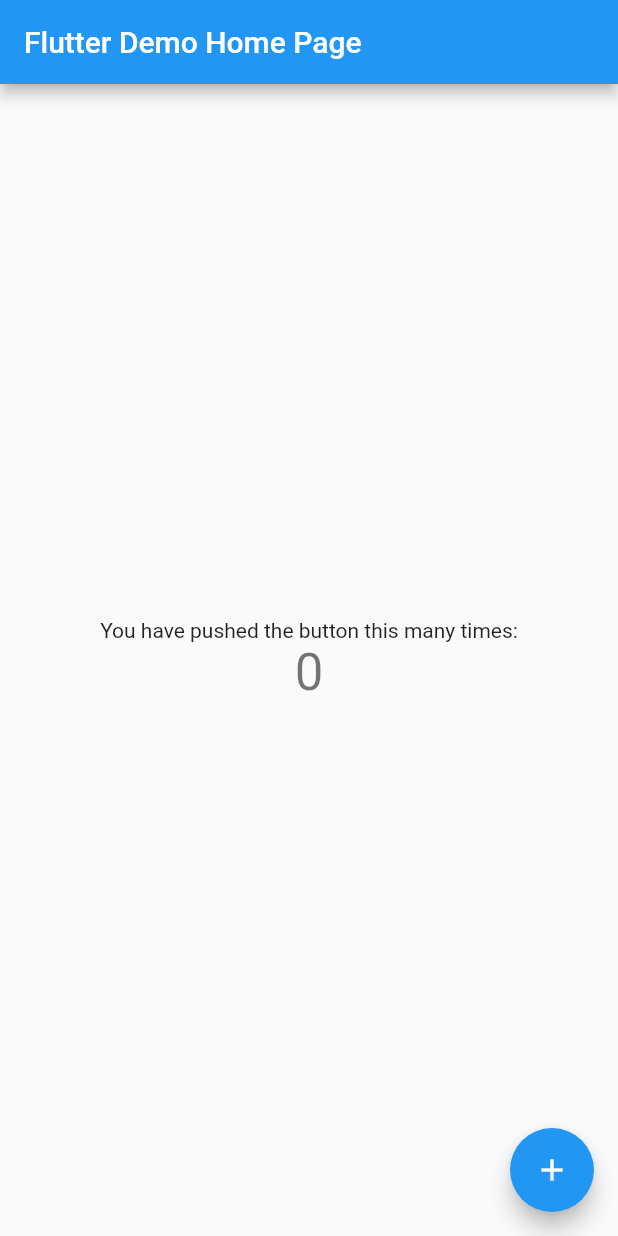
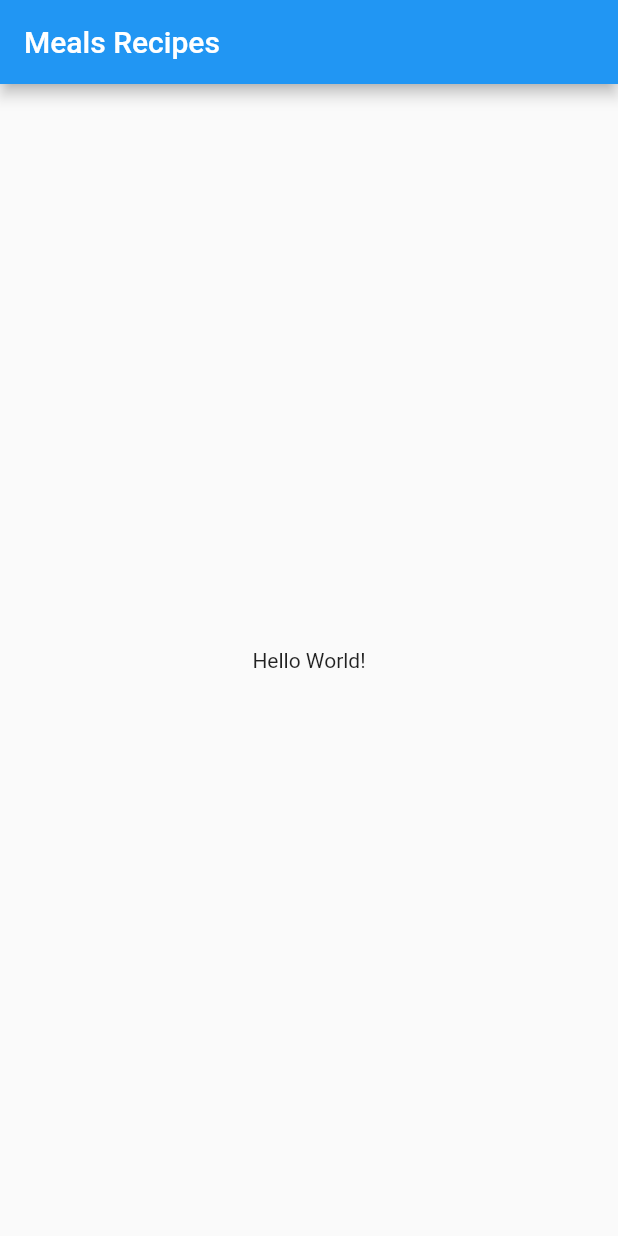
Before and after one commit to cesarcedanov/meals_app, a Flutter app: the screen it shows after launch, on a phone screen of 412 x 824 dp. Run offline on Flutter 3.47's test engine with Material 2 defaults, Android fonts, the phone set to English and light mode, and no system bars.

Commit message:
Removed the generated code in the main.dart and start writting our app

```diff
--- a/meals_app/lib/main.dart
+++ b/meals_app/lib/main.dart
@@ -3,109 +3,32 @@ import 'package:flutter/material.dart';
 void main() => runApp(MyApp());
 
 class MyApp extends StatelessWidget {
-  // This widget is the root of your application.
   @override
   Widget build(BuildContext context) {
     return MaterialApp(
-      title: 'Flutter Demo',
-      theme: ThemeData(
-        // This is the theme of your application.
-        //
-        // Try running your application with "flutter run". You'll see the
-        // application has a blue toolbar. Then, without quitting the app, try
-        // changing the primarySwatch below to Colors.green and then invoke
-        // "hot reload" (press "r" in the console where you ran "flutter run",
-        // or simply save your changes to "hot reload" in a Flutter IDE).
-        // Notice that the counter didn't reset back to zero; the application
-        // is not restarted.
-        primarySwatch: Colors.blue,
-      ),
-      home: MyHomePage(title: 'Flutter Demo Home Page'),
+      title: 'Meals Recipes',
+      theme:
+          ThemeData(primarySwatch: Colors.blue, accentColor: Colors.blueGrey),
+      home: MyHomePage(),
     );
   }
 }
 
 class MyHomePage extends StatefulWidget {
-  MyHomePage({Key key, this.title}) : super(key: key);
-
-  // This widget is the home page of your application. It is stateful, meaning
-  // that it has a State object (defined below) that contains fields that affect
-  // how it looks.
-
-  // This class is the configuration for the state. It holds the values (in this
-  // case the title) provided by the parent (in this case the App widget) and
-  // used by the build method of the State. Fields in a Widget subclass are
-  // always marked "final".
-
-  final String title;
-
   @override
   _MyHomePageState createState() => _MyHomePageState();
 }
 
 class _MyHomePageState extends State<MyHomePage> {
-  int _counter = 0;
-
-  void _incrementCounter() {
-    setState(() {
-      // This call to setState tells the Flutter framework that something has
-      // changed in this State, which causes it to rerun the build method below
-      // so that the display can reflect the updated values. If we changed
-      // _counter without calling setState(), then the build method would not be
-      // called again, and so nothing would appear to happen.
-      _counter++;
-    });
-  }
-
   @override
   Widget build(BuildContext context) {
-    // This method is rerun every time setState is called, for instance as done
-    // by the _incrementCounter method above.
-    //
-    // The Flutter framework has been optimized to make rerunning build methods
-    // fast, so that you can just rebuild anything that needs updating rather
-    // than having to individually change instances of widgets.
     return Scaffold(
       appBar: AppBar(
-        // Here we take the value from the MyHomePage object that was created by
-        // the App.build method, and use it to set our appbar title.
-        title: Text(widget.title),
+        title: Text('Meals Recipes'),
       ),
       body: Center(
-        // Center is a layout widget. It takes a single child and positions it
-        // in the middle of the parent.
-        child: Column(
-          // Column is also layout widget. It takes a list of children and
-          // arranges them vertically. By default, it sizes itself to fit its
-          // children horizontally, and tries to be as tall as its parent.
-          //
-          // Invoke "debug painting" (press "p" in the console, choose the
-          // "Toggle Debug Paint" action from the Flutter Inspector in Android
-          // Studio, or the "Toggle Debug Paint" command in Visual Studio Code)
-          // to see the wireframe for each widget.
-          //
-          // Column has various properties to control how it sizes itself and
-          // how it positions its children. Here we use mainAxisAlignment to
-          // center the children vertically; the main axis here is the vertical
-          // axis because Columns are vertical (the cross axis would be
-          // horizontal).
-          mainAxisAlignment: MainAxisAlignment.center,
-          children: <Widget>[
-            Text(
-              'You have pushed the button this many times:',
-            ),
-            Text(
-              '$_counter',
-              style: Theme.of(context).textTheme.display1,
-            ),
-          ],
-        ),
+        child: Text('Hello World!'),
       ),
-      floatingActionButton: FloatingActionButton(
-        onPressed: _incrementCounter,
-        tooltip: 'Increment',
-        child: Icon(Icons.add),
-      ), // This trailing comma makes auto-formatting nicer for build methods.
     );
   }
 }
```
